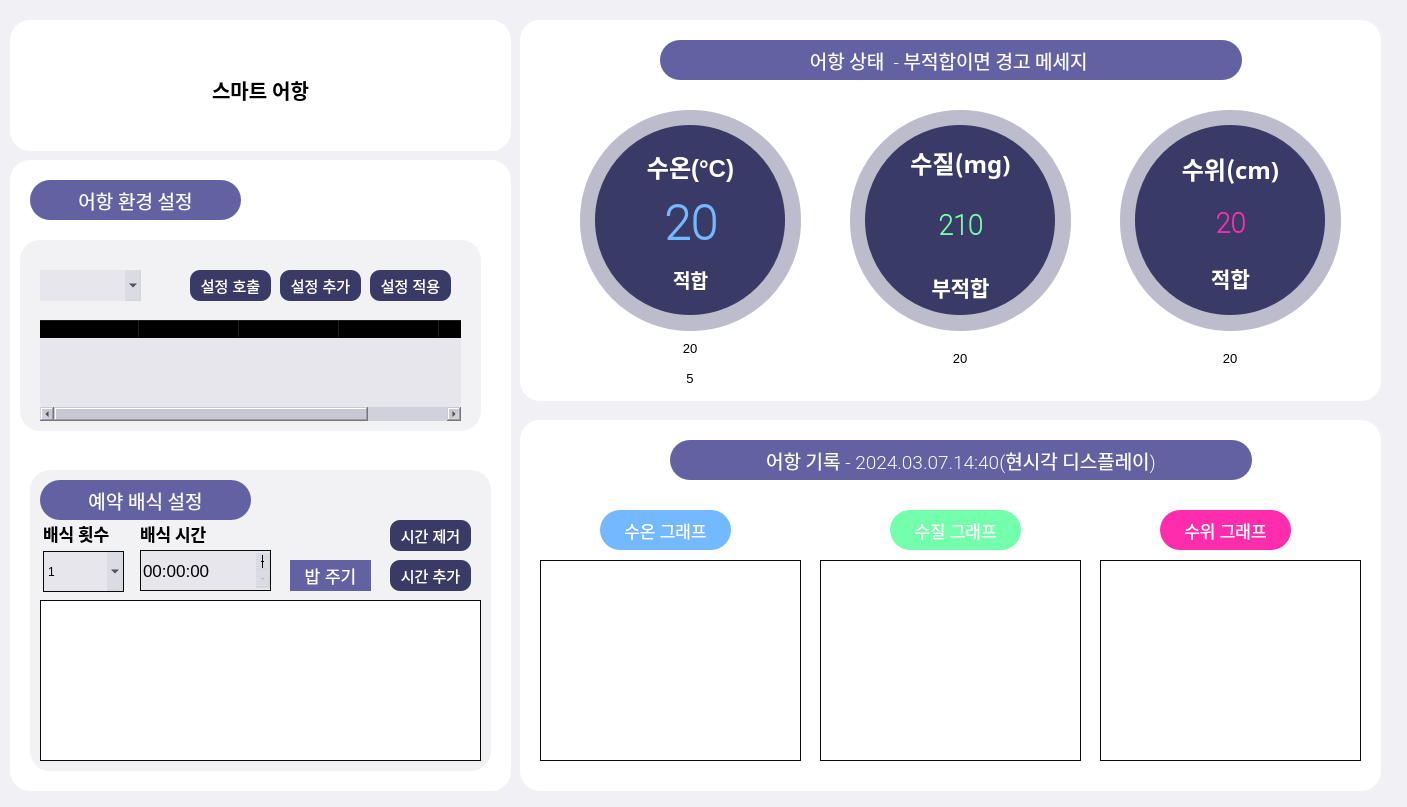
addinedu-ros-4th/iot-repo-2, file IoTproject.ui: the form before one commit.
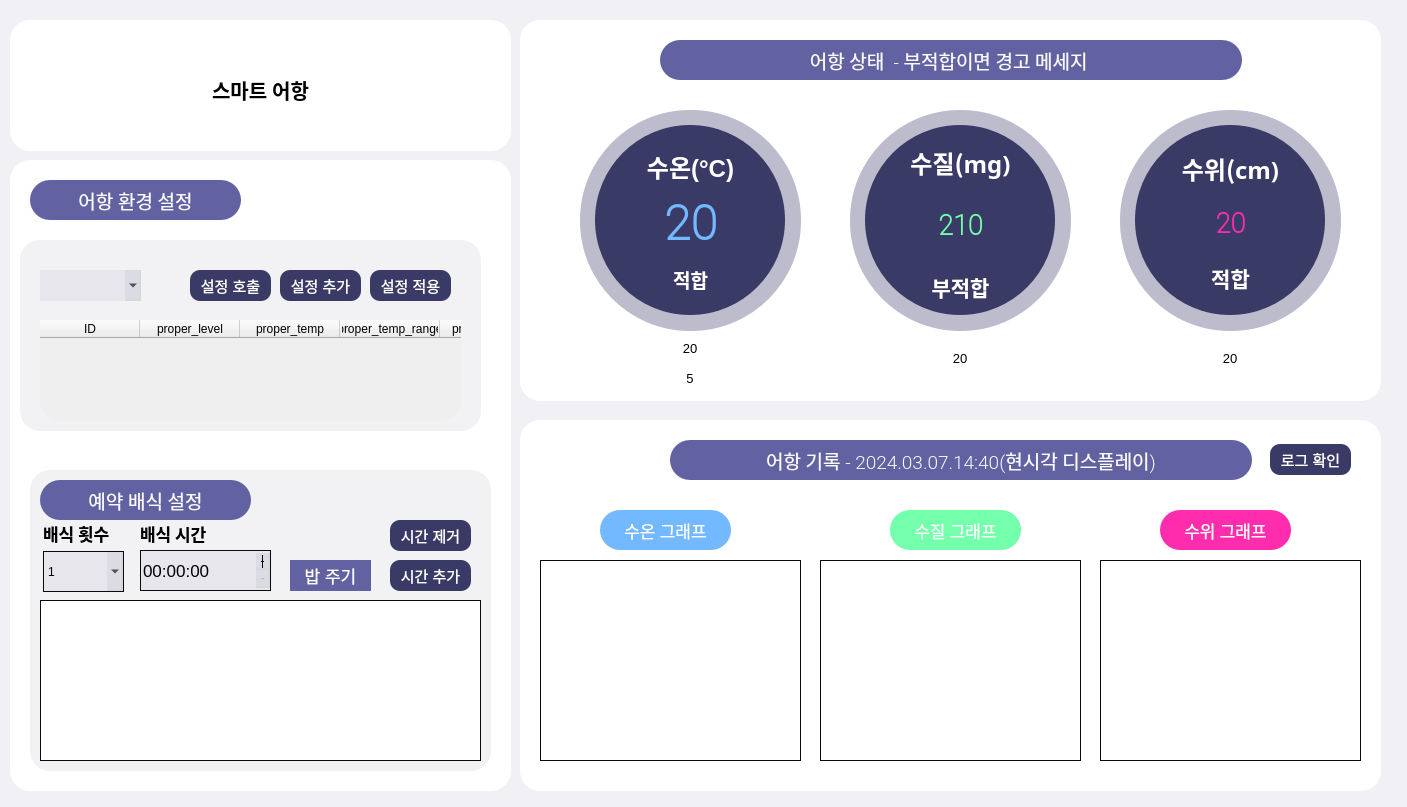
The form after the commit. Custom widgets are drawn as their Qt base class.

Commit message: end project

Patch:
```diff
--- a/IoTproject.ui
+++ b/IoTproject.ui
@@ -792,6 +792,29 @@
      <set>Qt::AlignCenter</set>
     </property>
    </widget>
+   <widget class="QPushButton" name="logButton">
+    <property name="geometry">
+     <rect>
+      <x>750</x>
+      <y>24</y>
+      <width>81</width>
+      <height>31</height>
+     </rect>
+    </property>
+    <property name="font">
+     <font>
+      <pointsize>11</pointsize>
+     </font>
+    </property>
+    <property name="styleSheet">
+     <string notr="true">color: rgb(255, 255, 255);
+background-color: rgb(58, 58, 102);
+border-radius: 10px;</string>
+    </property>
+    <property name="text">
+     <string>로그 확인</string>
+    </property>
+   </widget>
   </widget>
   <widget class="QGroupBox" name="mealBox">
    <property name="geometry">
@@ -1282,6 +1305,29 @@
        <height>101</height>
       </rect>
      </property>
+     <property name="styleSheet">
+      <string notr="true">background-color: rgb(239, 239, 239)
+
+</string>
+     </property>
+     <property name="frameShape">
+      <enum>QFrame::StyledPanel</enum>
+     </property>
+     <property name="horizontalScrollBarPolicy">
+      <enum>Qt::ScrollBarAlwaysOff</enum>
+     </property>
+     <property name="alternatingRowColors">
+      <bool>false</bool>
+     </property>
+     <attribute name="horizontalHeaderVisible">
+      <bool>true</bool>
+     </attribute>
+     <attribute name="horizontalHeaderCascadingSectionResizes">
+      <bool>false</bool>
+     </attribute>
+     <attribute name="horizontalHeaderHighlightSections">
+      <bool>false</bool>
+     </attribute>
      <column>
       <property name="text">
        <string>ID</string>
```
The commit also changes 1 other file.
